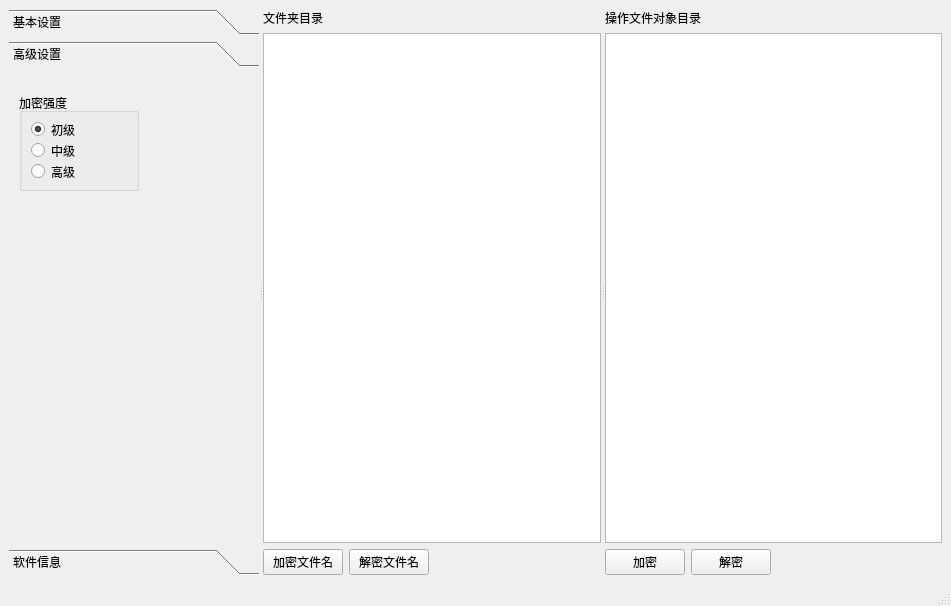
First picture: the form in mainwindow.ui, repository jedi007/Jedi_Encrypt, before the edit.
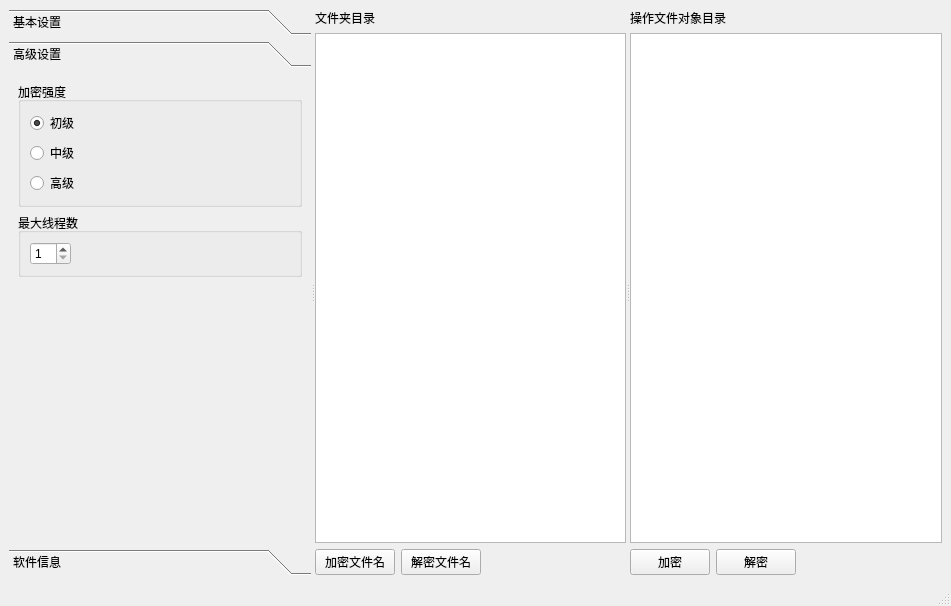
Second picture: the form after the edit. The open tabs and pages were chosen to show the change. Custom widgets are drawn as their Qt base class.

Commit message: 完成设置最大线程数的功能

```diff
--- a/mainwindow.ui
+++ b/mainwindow.ui
@@ -127,15 +127,9 @@
         <attribute name="label">
          <string>高级设置</string>
         </attribute>
+        <layout class="QVBoxLayout" name="verticalLayout_9">
+         <item>
         <widget class="QGroupBox" name="groupBox">
-         <property name="geometry">
-          <rect>
-           <x>10</x>
-           <y>20</y>
-           <width>120</width>
-           <height>98</height>
-          </rect>
-         </property>
          <property name="title">
           <string>加密强度</string>
          </property>
@@ -166,6 +160,53 @@
           </item>
          </layout>
         </widget>
+         </item>
+         <item>
+          <widget class="QGroupBox" name="groupBox_4">
+           <property name="title">
+            <string>最大线程数</string>
+           </property>
+           <layout class="QHBoxLayout" name="horizontalLayout_4">
+            <item>
+             <widget class="QSpinBox" name="spinBox_threads_count">
+              <property name="minimum">
+               <number>1</number>
+              </property>
+              <property name="maximum">
+               <number>12</number>
+              </property>
+             </widget>
+            </item>
+            <item>
+             <spacer name="horizontalSpacer_3">
+              <property name="orientation">
+               <enum>Qt::Horizontal</enum>
+              </property>
+              <property name="sizeHint" stdset="0">
+               <size>
+                <width>165</width>
+                <height>20</height>
+               </size>
+              </property>
+             </spacer>
+            </item>
+           </layout>
+          </widget>
+         </item>
+         <item>
+          <spacer name="verticalSpacer_2">
+           <property name="orientation">
+            <enum>Qt::Vertical</enum>
+           </property>
+           <property name="sizeHint" stdset="0">
+            <size>
+             <width>20</width>
+             <height>284</height>
+            </size>
+           </property>
+          </spacer>
+         </item>
+        </layout>
        </widget>
        <widget class="QWidget" name="page_3">
         <property name="geometry">
```
Left out of the diff: 6 changed lines with no effect on the pictures. Lines whose indentation alone changed are shown as unchanged. The commit also changes 4 other files.
